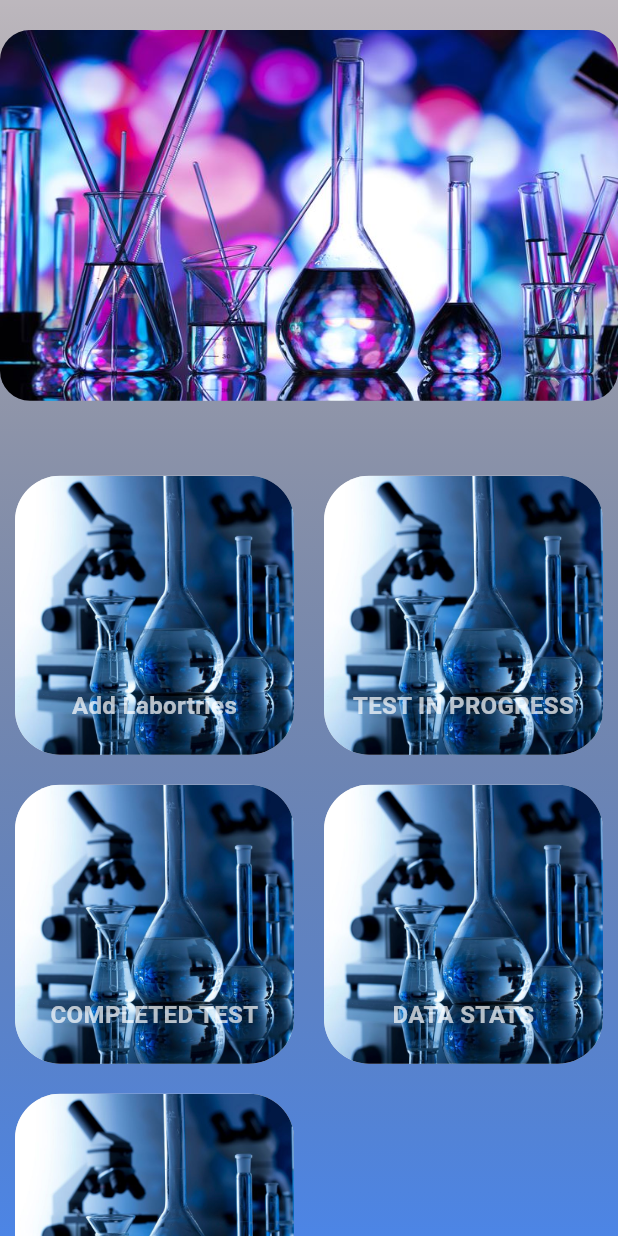
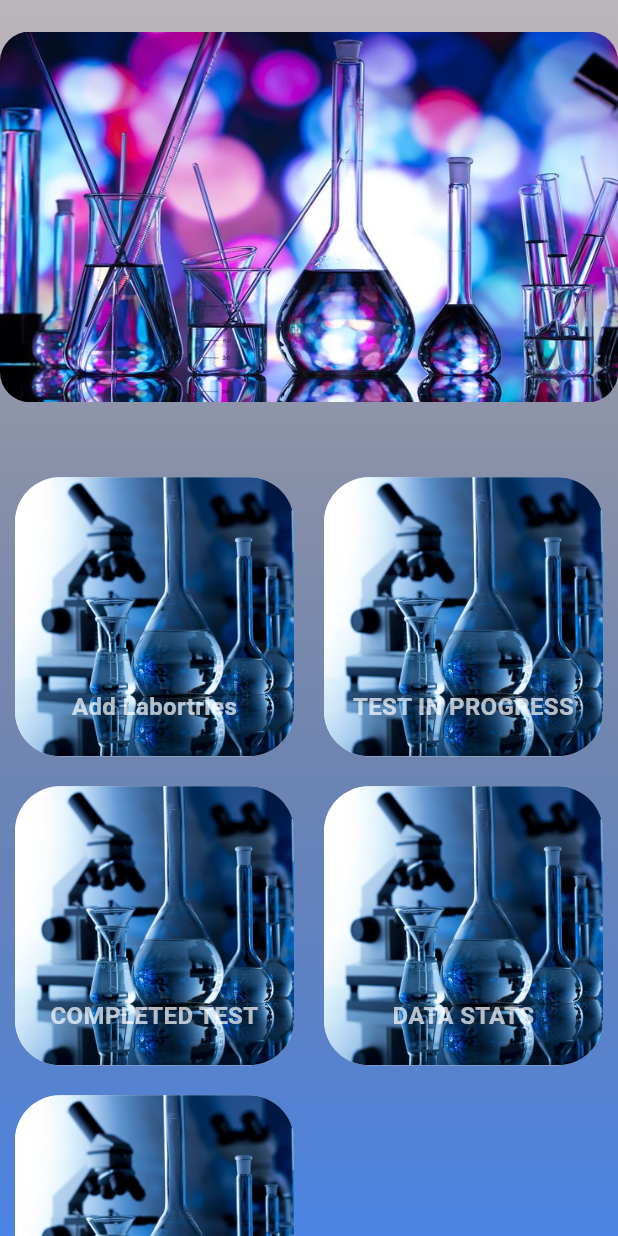
Before and after one commit to Asad1638/health_app_practice, a Flutter app: the HomeScreen screen opened directly, on a phone screen of 412 x 824 dp. Run offline on Flutter 3.47's test engine with Material 3 defaults, Android fonts, the light colour scheme and no system bars.

Commit message:
home screen modified

```diff
--- a/lib/widgets/screen-home.dart
+++ b/lib/widgets/screen-home.dart
@@ -8,6 +8,7 @@ class HomeScreen extends StatelessWidget {
   Widget build(BuildContext context) {
     return Scaffold(
       body: SingleChildScrollView(
+        //set background color
         child: Container(
           decoration:const  BoxDecoration(
             gradient: LinearGradient(
@@ -29,7 +30,7 @@ class HomeScreen extends StatelessWidget {
               return Column(
                 crossAxisAlignment: CrossAxisAlignment.stretch,
                 children: [
-                const   SizedBox(height: 20,),
+                const   SizedBox(height: 21,),
                   Container(
                     padding: const EdgeInsets.symmetric(horizontal: 50), // Add padding here
                     decoration: BoxDecoration(
```
